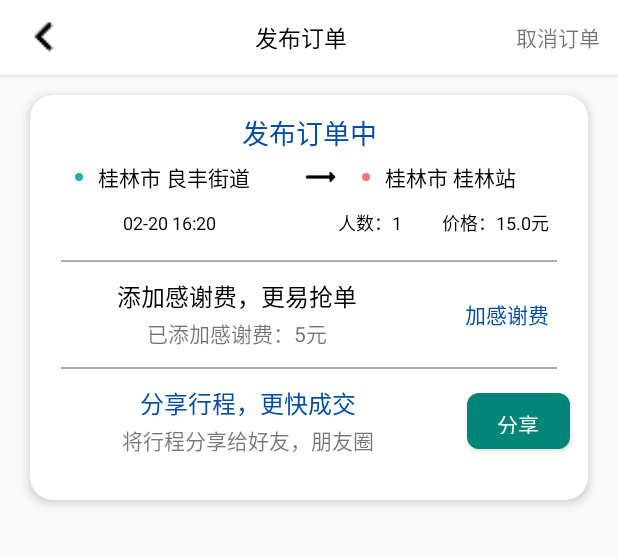
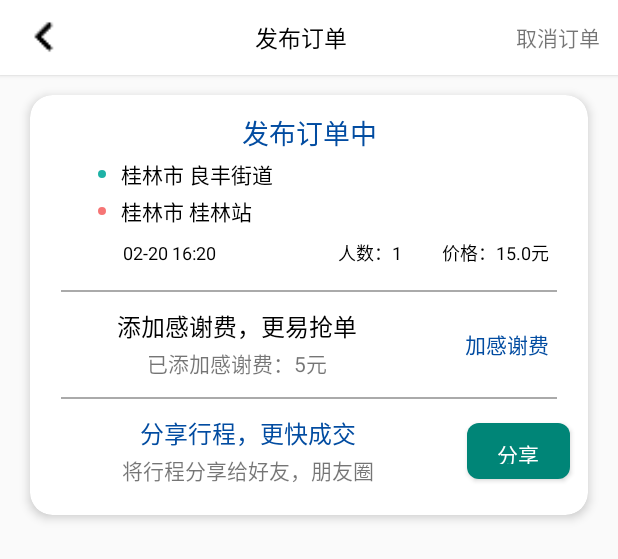
Before and after one commit to MontyYan/carPoolGL, an Android app: the layout activity_publish.xml on its own in the app's theme, with its tools: preview values and no code run, on a phone screen of 412 x 824 dp. Shown: the top 559 px of the screen. Run offline under Robolectric (Android 15) with nearby library versions, the light colour scheme and no system bars.

Commit message:
publishactivity xml

```diff
--- a/app/src/main/res/layout/activity_publish.xml
+++ b/app/src/main/res/layout/activity_publish.xml
@@ -35,13 +35,12 @@
             android:text="取消订单"
             android:layout_marginRight="12dp"
             android:layout_weight="1"/>
-
     </LinearLayout>
 
     <androidx.cardview.widget.CardView
         android:id="@+id/cardView"
         android:layout_width="match_parent"
-        android:layout_height="270dp"
+        android:layout_height="280dp"
         app:cardCornerRadius="15dp"
         app:cardElevation="4dp"
         android:background="@color/white"
@@ -63,15 +62,21 @@
                 android:textColor="@color/header_toast" />
             <LinearLayout
                 android:layout_width="match_parent"
-                android:layout_height="30dp"
+                android:layout_height="50dp"
+                android:orientation="vertical">
+                <LinearLayout
+                    android:layout_width="match_parent"
+                    android:layout_height="match_parent"
+                    android:layout_weight="1"
                     android:orientation="horizontal">
                     <TextView
                         android:layout_width="5dp"
                         android:layout_height="5dp"
-                    android:layout_marginLeft="30dp"
+                        android:layout_marginLeft="45dp"
                         android:background="@drawable/circle_start"
                         android:layout_gravity="center"/>
                     <TextView
+                        android:id="@+id/publish_geton_tv"
                         android:layout_width="match_parent"
                         android:layout_height="match_parent"
                         android:layout_weight="1"
@@ -79,20 +84,22 @@
                         android:textColor="@color/black"
                         android:textSize="14sp"
                         android:text="桂林市 良丰街道"
-                    android:gravity="center|left"
-                    />
-                <ImageView
-                    android:layout_width="25dp"
-                    android:layout_height="25dp"
-                    android:layout_gravity="center"
-                    android:background="@drawable/directing_24dp"/>
+                        android:gravity="center|left" />
+                </LinearLayout>
+
+                <LinearLayout
+                    android:layout_width="match_parent"
+                    android:layout_height="match_parent"
+                    android:layout_weight="1"
+                    android:orientation="horizontal">
                     <TextView
                         android:layout_width="5dp"
                         android:layout_height="5dp"
-                    android:layout_marginLeft="15dp"
+                        android:layout_marginLeft="45dp"
                         android:background="@drawable/circle_end"
                         android:layout_gravity="center"/>
                     <TextView
+                        android:id="@+id/publish_getoff_tv"
                         android:layout_width="match_parent"
                         android:layout_height="match_parent"
                         android:layout_marginLeft="10dp"
@@ -102,11 +109,18 @@
                         android:text="桂林市 桂林站"
                         android:gravity="center|left"/>
                 </LinearLayout>
+<!--                <ImageView-->
+<!--                    android:layout_width="25dp"-->
+<!--                    android:layout_height="25dp"-->
+<!--                    android:layout_gravity="center"-->
+<!--                    android:background="@drawable/directing_24dp"/>-->
+            </LinearLayout>
             <LinearLayout
                 android:layout_width="match_parent"
                 android:layout_height="30dp"
                 >
                 <TextView
+                    android:id="@+id/publish_time_tv"
                     android:layout_width="match_parent"
                     android:layout_height="match_parent"
                     android:layout_weight="1"
@@ -115,6 +129,7 @@
                     android:text="02-20 16:20"
                     android:gravity="center|right"/>
                 <TextView
+                    android:id="@+id/publish_num_tv"
                     android:layout_width="match_parent"
                     android:layout_height="match_parent"
                     android:layout_weight="1"
@@ -123,6 +138,7 @@
                     android:text="人数：1"
                     android:gravity="right|center"/>
                 <TextView
+                    android:id="@+id/publish_money_tv"
                     android:layout_width="match_parent"
                     android:layout_height="match_parent"
                     android:layout_weight="1"
```
Lines whose indentation alone changed are shown as unchanged.
